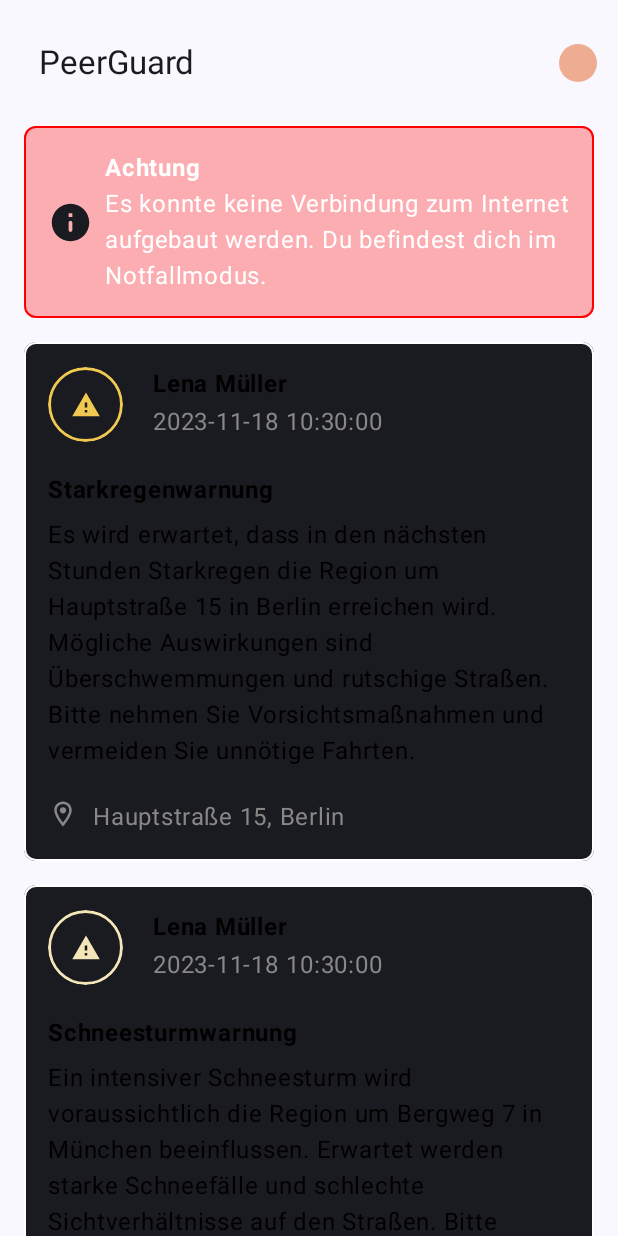
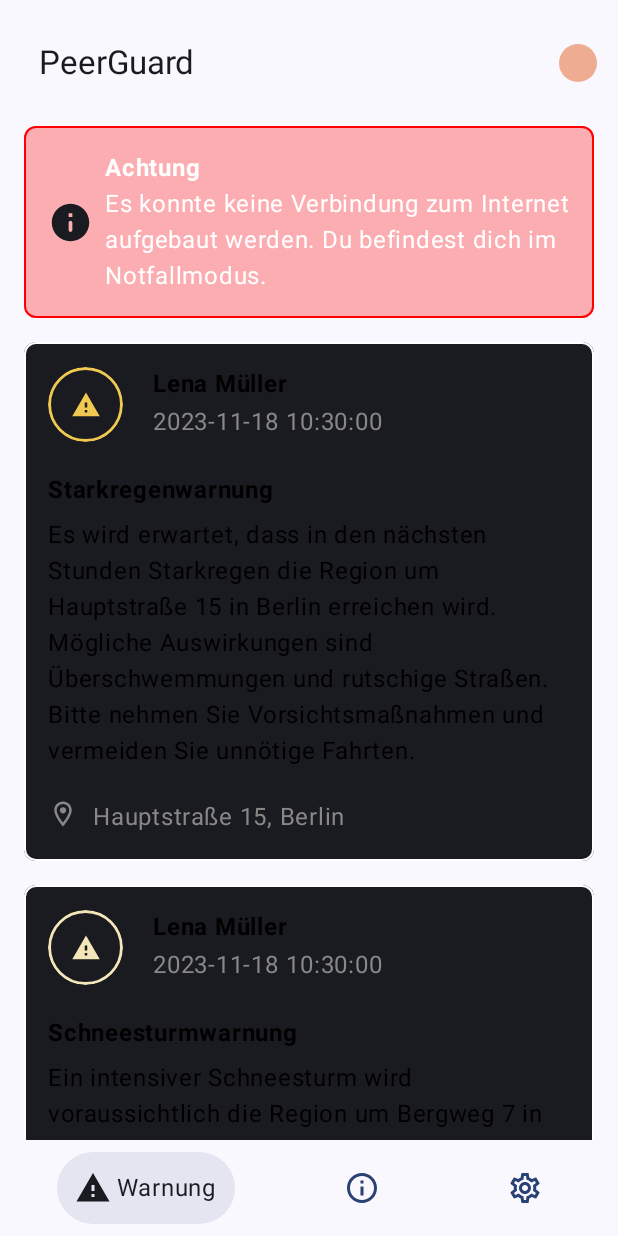
Before and after one commit to benstrobel/hackatum-muc-warn, an Android app built with Jetpack Compose: the screen it shows after launch (MainActivity), on a phone screen of 412 x 824 dp. Run offline under Robolectric (Android 15) with nearby library versions, the light colour scheme and no system bars.

Commit message:
Added basic navigation

```diff
--- a/app/src/main/java/com/example/muc_warn/MainActivity.kt
+++ b/app/src/main/java/com/example/muc_warn/MainActivity.kt
@@ -9,9 +9,15 @@ import androidx.compose.material3.MaterialTheme
 import androidx.compose.material3.Surface
 import androidx.compose.ui.Modifier
 import androidx.navigation.NavHost
+import androidx.navigation.compose.NavHost
+import androidx.navigation.compose.composable
 import androidx.navigation.compose.rememberNavController
+import com.example.muc_warn.components.BottomBar.Screen
+import com.example.muc_warn.models.NavigationViewModel
 import com.example.muc_warn.ui.theme.MucWarnTheme
+import com.example.muc_warn.views.InfoView
 import com.example.muc_warn.views.MainView
+import com.example.muc_warn.views.SettingView
 
 class MainActivity : ComponentActivity() {
     override fun onCreate(savedInstanceState: Bundle?) {
@@ -23,11 +29,20 @@ class MainActivity : ComponentActivity() {
                     modifier = Modifier.fillMaxSize(),
                     color = MaterialTheme.colorScheme.background
                 ) {
-                    Column {
-                        val navController = rememberNavController()
+                    val navController = rememberNavController()
+                    val navigationViewModel = NavigationViewModel()
+
+                    NavHost(navController = navController, startDestination = "warnings" ) {
+                        composable("warnings") {
+                            MainView(navController = navController, viewModel = navigationViewModel)
+                        }
+                        composable("info") {
+                            InfoView(navController = navController, viewModel = navigationViewModel)
+                        }
+                        composable("settings") {
+                            SettingView(navController = navController, viewModel = navigationViewModel)
+                        }
                     }
-
-                    MainView()
                 }
             }
         }
--- /dev/null
+++ b/app/src/main/java/com/example/muc_warn/components/InternetConnectionChecker.kt
@@ -0,0 +1,36 @@
+package com.example.muc_warn.components
+
+import android.content.Context
+import android.net.ConnectivityManager
+import android.net.NetworkCapabilities
+import androidx.compose.foundation.layout.PaddingValues
+import androidx.compose.runtime.Composable
+import androidx.compose.runtime.LaunchedEffect
+import androidx.compose.runtime.MutableState
+import androidx.compose.ui.platform.LocalContext
+import com.example.muc_warn.models.NavigationViewModel
+import kotlinx.coroutines.delay
+
+@Composable
+fun InternetConnectionChecker(isNetworkAvailable: MutableState<Boolean>, topPaddingValues: PaddingValues, viewModel: NavigationViewModel) {
+    val context = LocalContext.current
+    val connectivityManager =
+        context.getSystemService(Context.CONNECTIVITY_SERVICE) as ConnectivityManager
+
+// Nun kannst du auf die Liste alertList zugreifen und Operationen wie hinzufügen, entfernen oder ändern durchführen.
+
+
+    // Observe network changes
+    LaunchedEffect(connectivityManager) {
+        while (true) {
+            isNetworkAvailable.value = checkInternetConnection(connectivityManager)
+            delay(1000) // Check every second (adjust as needed)
+        }
+    }
+}
+
+fun checkInternetConnection(connectivityManager: ConnectivityManager): Boolean {
+    val network = connectivityManager.activeNetwork
+    val capabilities = connectivityManager.getNetworkCapabilities(network)
+    return capabilities?.hasCapability(NetworkCapabilities.NET_CAPABILITY_INTERNET) == true
+}
--- /dev/null
+++ b/app/src/main/java/com/example/muc_warn/models/NavigationViewModel.kt
@@ -0,0 +1,69 @@
+package com.example.muc_warn.models
+
+import androidx.compose.runtime.MutableState
+import androidx.compose.runtime.mutableStateOf
+import com.example.muc_warn.components.BottomBar.Screen
+import com.example.muc_warn.schema.Alert
+import com.example.muc_warn.schema.Location
+import java.util.Date
+
+class NavigationViewModel {
+    val currentScreen = mutableStateOf<Screen>(Screen.Warnings)
+    //Challenge
+    val currentChallenge = mutableStateOf(-1)
+
+    var isNetworkAvailable: MutableState<Boolean> = mutableStateOf(false);
+
+    val alertList = mutableListOf(
+        Alert(
+            senderName = "Lena Müller",
+            title = "Starkregenwarnung",
+            description = "Es wird erwartet, dass in den nächsten Stunden Starkregen die Region um Hauptstraße 15 in Berlin erreichen wird. Mögliche Auswirkungen sind Überschwemmungen und rutschige Straßen. Bitte nehmen Sie Vorsichtsmaßnahmen und vermeiden Sie unnötige Fahrten.",
+            threadLevel = 2,
+            postDate = Date(),
+            expireDate = Date(),
+            location = Location(52.5200, 13.4050),
+            locationString = "Hauptstraße 15, Berlin"
+        ),
+        Alert(
+            senderName = "Lena Müller",
+            title = "Schneesturmwarnung",
+            description = "Ein intensiver Schneesturm wird voraussichtlich die Region um Bergweg 7 in München beeinflussen. Erwartet werden starke Schneefälle und schlechte Sichtverhältnisse auf den Straßen. Bitte bereiten Sie sich auf winterliche Bedingungen vor und vermeiden Sie unnötige Reisen.",
+            threadLevel = 1,
+            postDate = Date(),
+            expireDate = Date(),
+            location = Location(48.8566, 2.3522),
+            locationString = "Bergweg 7, München"
+        ),
+        Alert(
+            senderName = "Lena Müller",
+            title = "Hochwasserwarnung",
+            description = "Aufgrund von starken Regenfällen wird eine Hochwassergefahr für das Gebiet um Uferstraße 22 in Hamburg gemeldet. Bewohner in gefährdeten Gebieten sollten sich auf evakuieren vorbereiten und Hochwasserschutzmaßnahmen ergreifen.",
+            threadLevel = 3,
+            postDate = Date(),
+            expireDate = Date(),
+            location = Location(53.5511, 9.9937),
+            locationString = "Uferstraße 22, Hamburg"
+        ),
+        Alert(
+            senderName = "Lena Müller",
+            title = "Tornado-Warnung",
+            description = "Eine Tornado-Warnung wurde für die Gegend um Waldweg 10 in Frankfurt ausgegeben. Bewohner werden aufgefordert, sofort Schutz in einem stabilen Gebäude zu suchen und sich von Fenstern fernzuhalten. Bitte bleiben Sie in Sicherheit, bis die Warnung aufgehoben wird.",
+            threadLevel = 4,
+            postDate = Date(),
+            expireDate = Date(),
+            location = Location(50.1109, 8.6821),
+            locationString = "Waldweg 10, Frankfurt"
+        ),
+        Alert(
+            senderName = "Lena Müller",
+            title = "Hitzewarnung",
+            description = "Extreme Hitze wird erwartet, die das Gebiet um Sonnenallee 5 in Stuttgart betreffen wird. Es wird empfohlen, sich vor direkter Sonneneinstrahlung zu schützen, ausreichend Wasser zu trinken und kühlere Orte aufzusuchen, um Hitzschläge zu vermeiden.",
+            threadLevel = 2,
+            postDate = Date(),
+            expireDate = Date(),
+            location = Location(48.7758, 9.1829),
+            locationString = "Sonnenallee 5, Stuttgart"
+        )
+    )
+}
--- a/app/src/main/java/com/example/muc_warn/views/MainView.kt
+++ b/app/src/main/java/com/example/muc_warn/views/MainView.kt
@@ -4,6 +4,7 @@ import android.annotation.SuppressLint
 import android.content.Context
 import android.net.ConnectivityManager
 import android.net.NetworkCapabilities
+import androidx.compose.animation.ExperimentalAnimationApi
 import androidx.compose.foundation.background
 import androidx.compose.foundation.layout.Arrangement
 import androidx.compose.foundation.layout.Column
@@ -29,113 +30,41 @@ import androidx.compose.ui.Modifier
 import androidx.compose.ui.platform.LocalContext
 import androidx.compose.ui.tooling.preview.Preview
 import androidx.compose.ui.unit.dp
+import androidx.navigation.NavController
 import com.example.muc_warn.components.AlertCard
 import com.example.muc_warn.components.BottomBar.BottomNavBar
 import com.example.muc_warn.components.IndicatorTopBar
+import com.example.muc_warn.components.InternetConnectionChecker
 import com.example.muc_warn.components.WarningCard
+import com.example.muc_warn.models.NavigationViewModel
 import com.example.muc_warn.schema.Alert
 import com.example.muc_warn.schema.Location
 import kotlinx.coroutines.delay
 import java.util.Date
 
-@OptIn(ExperimentalMaterial3Api::class)
+@OptIn(ExperimentalMaterial3Api::class, ExperimentalAnimationApi::class)
 @SuppressLint("UnrememberedMutableState", "UnusedMaterial3ScaffoldPaddingParameter")
 @Composable
-fun MainView() {
-    var isNetworkAvailable: MutableState<Boolean> = mutableStateOf(false);
+fun MainView(navController: NavController, viewModel: NavigationViewModel) {
 
     Scaffold(
         topBar = {
-            IndicatorTopBar(isNetworkAvailable = isNetworkAvailable, title = "PeerGuard")
+            IndicatorTopBar(isNetworkAvailable = viewModel.isNetworkAvailable, title = "PeerGuard")
         },
-        /*bottomBar = {
-            BottomNavBar(navController = , currentScreenId = , onItemSelected = )
-        }*/
+        bottomBar = {
+            BottomNavBar(navController = navController, currentScreenId = viewModel.currentScreen.value.id,
+                onItemSelected = {viewModel.currentScreen.value = it})
+        }
     ) { innerPadding ->
-        InternetConnectionChecker(isNetworkAvailable, innerPadding)
-    }
-}
-
-
-
-@Composable
-fun InternetConnectionChecker(isNetworkAvailable: MutableState<Boolean>, topPaddingValues: PaddingValues) {
-    val context = LocalContext.current
-    val connectivityManager =
-        context.getSystemService(Context.CONNECTIVITY_SERVICE) as ConnectivityManager
-
-    val alertList = mutableListOf(
-        Alert(
-            senderName = "Lena Müller",
-            title = "Starkregenwarnung",
-            description = "Es wird erwartet, dass in den nächsten Stunden Starkregen die Region um Hauptstraße 15 in Berlin erreichen wird. Mögliche Auswirkungen sind Überschwemmungen und rutschige Straßen. Bitte nehmen Sie Vorsichtsmaßnahmen und vermeiden Sie unnötige Fahrten.",
-            threadLevel = 2,
-            postDate = Date(),
-            expireDate = Date(),
-            location = Location(52.5200, 13.4050),
-            locationString = "Hauptstraße 15, Berlin"
-        ),
-        Alert(
-            senderName = "Lena Müller",
-            title = "Schneesturmwarnung",
-            description = "Ein intensiver Schneesturm wird voraussichtlich die Region um Bergweg 7 in München beeinflussen. Erwartet werden starke Schneefälle und schlechte Sichtverhältnisse auf den Straßen. Bitte bereiten Sie sich auf winterliche Bedingungen vor und vermeiden Sie unnötige Reisen.",
-            threadLevel = 1,
-            postDate = Date(),
-            expireDate = Date(),
-            location = Location(48.8566, 2.3522),
-            locationString = "Bergweg 7, München"
-        ),
-        Alert(
-            senderName = "Lena Müller",
-            title = "Hochwasserwarnung",
-            description = "Aufgrund von starken Regenfällen wird eine Hochwassergefahr für das Gebiet um Uferstraße 22 in Hamburg gemeldet. Bewohner in gefährdeten Gebieten sollten sich auf evakuieren vorbereiten und Hochwasserschutzmaßnahmen ergreifen.",
-            threadLevel = 3,
-            postDate = Date(),
-            expireDate = Date(),
-            location = Location(53.5511, 9.9937),
-            locationString = "Uferstraße 22, Hamburg"
-        ),
-        Alert(
-            senderName = "Lena Müller",
-            title = "Tornado-Warnung",
-            description = "Eine Tornado-Warnung wurde für die Gegend um Waldweg 10 in Frankfurt ausgegeben. Bewohner werden aufgefordert, sofort Schutz in einem stabilen Gebäude zu suchen und sich von Fenstern fernzuhalten. Bitte bleiben Sie in Sicherheit, bis die Warnung aufgehoben wird.",
-            threadLevel = 4,
-            postDate = Date(),
-            expireDate = Date(),
-            location = Location(50.1109, 8.6821),
-            locationString = "Waldweg 10, Frankfurt"
-        ),
-        Alert(
-            senderName = "Lena Müller",
-            title = "Hitzewarnung",
-            description = "Extreme Hitze wird erwartet, die das Gebiet um Sonnenallee 5 in Stuttgart betreffen wird. Es wird empfohlen, sich vor direkter Sonneneinstrahlung zu schützen, ausreichend Wasser zu trinken und kühlere Orte aufzusuchen, um Hitzschläge zu vermeiden.",
-            threadLevel = 2,
-            postDate = Date(),
-            expireDate = Date(),
-            location = Location(48.7758, 9.1829),
-            locationString = "Sonnenallee 5, Stuttgart"
-        )
-    )
-
-// Nun kannst du auf die Liste alertList zugreifen und Operationen wie hinzufügen, entfernen oder ändern durchführen.
-
-
-    // Observe network changes
-    LaunchedEffect(connectivityManager) {
-        while (true) {
-            isNetworkAvailable.value = checkInternetConnection(connectivityManager)
-            delay(1000) // Check every second (adjust as needed)
-        }
-    }
-
+        InternetConnectionChecker(viewModel.isNetworkAvailable, innerPadding, viewModel = viewModel)
         // Use a LazyColumn for better performance
         LazyColumn(
             modifier = Modifier
                 .fillMaxSize()
-            .padding(topPaddingValues)
+                .padding(innerPadding)
                 .padding(horizontal = 16.dp)
         ) {
-        if (!isNetworkAvailable.value) {
+            if (!viewModel.isNetworkAvailable.value) {
                 item {
                     WarningCard(
                         title = "Achtung",
@@ -145,21 +74,17 @@ fun InternetConnectionChecker(isNetworkAvailable: MutableState<Boolean>, topPadd
                 }
             }
 
-        items(alertList) { alert ->
+            items(viewModel.alertList) { alert ->
                 AlertCard(alert = alert)
                 Spacer(modifier = Modifier.height(16.dp))
             }
         }
     }
+}
 
-fun checkInternetConnection(connectivityManager: ConnectivityManager): Boolean {
-    val network = connectivityManager.activeNetwork
-    val capabilities = connectivityManager.getNetworkCapabilities(network)
-    return capabilities?.hasCapability(NetworkCapabilities.NET_CAPABILITY_INTERNET) == true
-}
-@Preview
+/*@Preview
 @Composable
 
 fun MainViewPreview() {
     MainView()
-}
+}*/
```
Also changed, not shown: app/src/main/java/com/example/muc_warn/views/InfoView.kt (added, +42 -0 lines), app/src/main/java/com/example/muc_warn/views/SettingView.kt (added, +31 -0 lines). Lines whose indentation alone changed are shown as unchanged.
